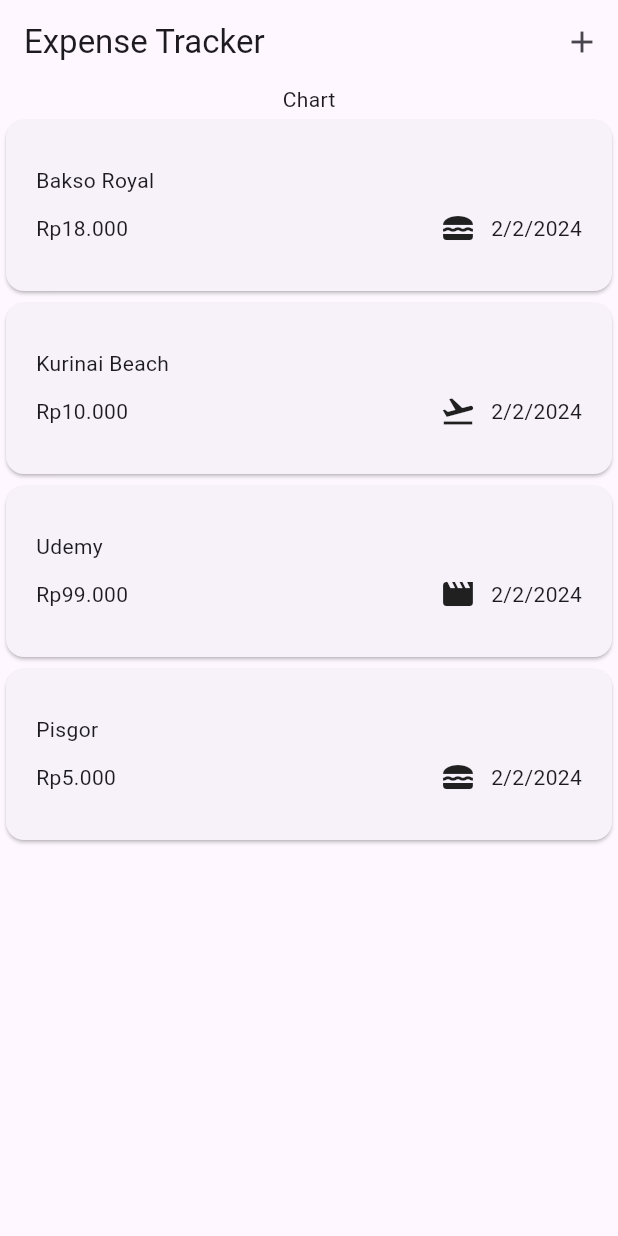
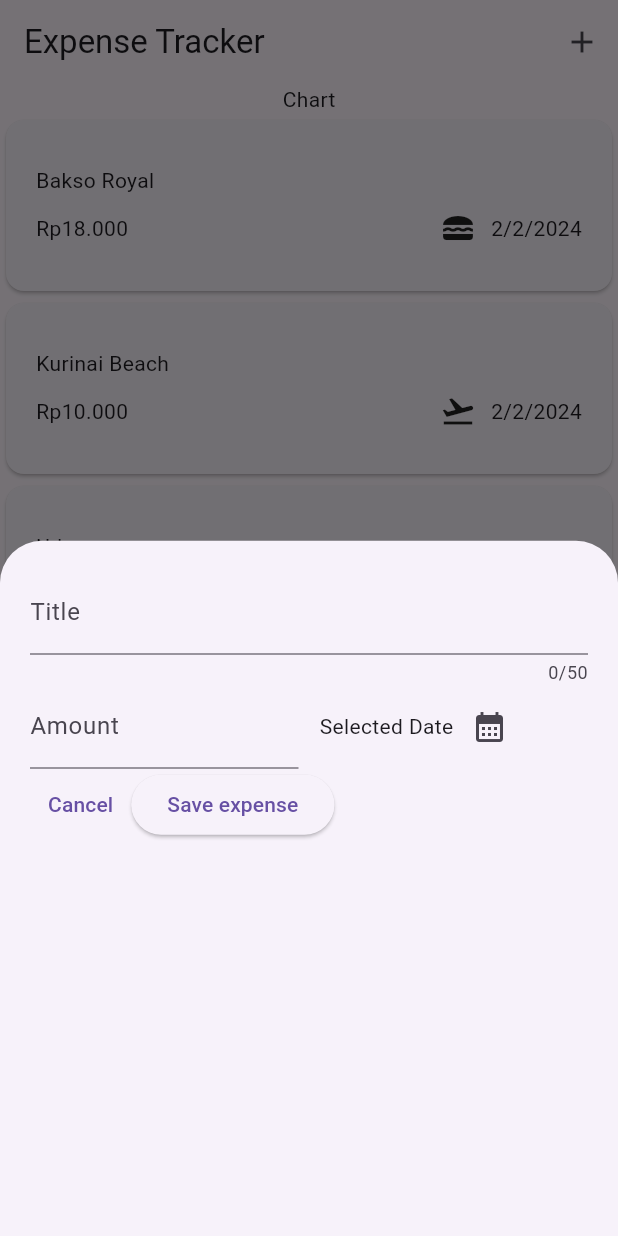
Before and after one commit to izhal27/expenses_tracker, a Flutter app: the screen it shows after launch, after a tap on the "add" icon, on a phone screen of 412 x 824 dp. Run offline on Flutter 3.47's test engine with Material 3 defaults, Android fonts, the phone set to English and light mode, and no system bars.

Commit message:
add new expense widget

```diff
--- a/lib/widgets/expenses.dart
+++ b/lib/widgets/expenses.dart
@@ -1,3 +1,4 @@
+import 'package:expense_tracker/widgets/new_expense.dart';
 import 'package:flutter/material.dart';
 
 import 'package:expense_tracker/widgets/expenses_list/expenses_list.dart';
@@ -38,6 +39,11 @@ class _ExpensesState extends State<Expenses> {
     ),
   ];
 
+  void _showModalNewExpense() {
+    showModalBottomSheet(
+        context: context, builder: (ctx) => const NewExpense());
+  }
+
   @override
   Widget build(BuildContext context) {
     return Scaffold(
@@ -45,7 +51,7 @@ class _ExpensesState extends State<Expenses> {
         title: const Text('Expense Tracker'),
         actions: [
           IconButton(
-            onPressed: () {},
+            onPressed: _showModalNewExpense,
             icon: const Icon(Icons.add),
           )
         ],
--- /dev/null
+++ b/lib/widgets/new_expense.dart
@@ -0,0 +1,79 @@
+import 'package:flutter/material.dart';
+
+class NewExpense extends StatefulWidget {
+  const NewExpense({super.key});
+
+  @override
+  State<NewExpense> createState() => _NewExpenseState();
+}
+
+class _NewExpenseState extends State<NewExpense> {
+  final _titleInputController = TextEditingController();
+  final _amountInputController = TextEditingController();
+
+  @override
+  void dispose() {
+    _titleInputController.dispose();
+    _amountInputController.dispose();
+    super.dispose();
+  }
+
+  @override
+  Widget build(BuildContext context) {
+    return Padding(
+      padding: const EdgeInsets.all(20),
+      child: Column(
+        children: [
+          TextField(
+            controller: _titleInputController,
+            maxLength: 50,
+            decoration: const InputDecoration(
+              label: Text('Title'),
+            ),
+          ),
+          Row(
+            mainAxisAlignment: MainAxisAlignment.end,
+            crossAxisAlignment: CrossAxisAlignment.center,
+            children: [
+              Expanded(
+                child: TextField(
+                  controller: _amountInputController,
+                  keyboardType: TextInputType.number,
+                  decoration: const InputDecoration(
+                    prefixText: 'Rp',
+                    label: Text('Amount'),
+                  ),
+                ),
+              ),
+              const SizedBox(width: 14),
+              Expanded(
+                  child: Row(
+                children: [
+                  const Text('Selected Date'),
+                  IconButton(
+                    onPressed: () {},
+                    icon: const Icon(Icons.calendar_month),
+                  )
+                ],
+              ))
+            ],
+          ),
+          Row(
+            children: [
+              TextButton(
+                onPressed: () => Navigator.pop(context),
+                child: const Text('Cancel'),
+              ),
+              ElevatedButton(
+                onPressed: () {
+                  print(_titleInputController.text);
+                },
+                child: const Text('Save expense'),
+              ),
+            ],
+          )
+        ],
+      ),
+    );
+  }
+}
```
